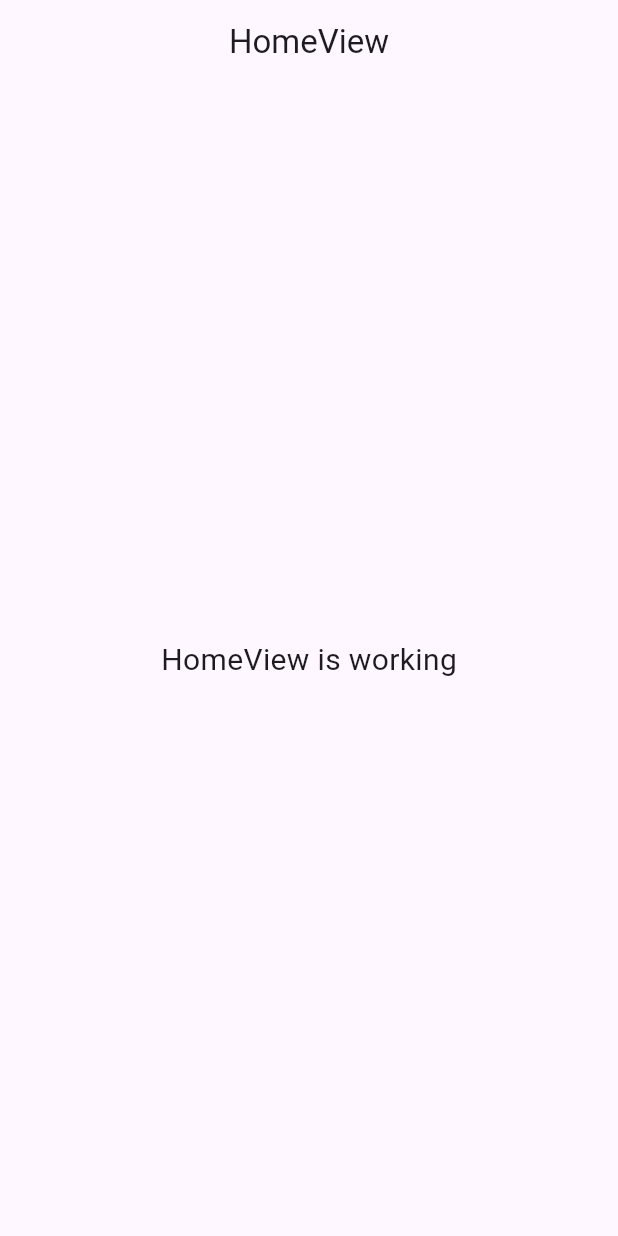
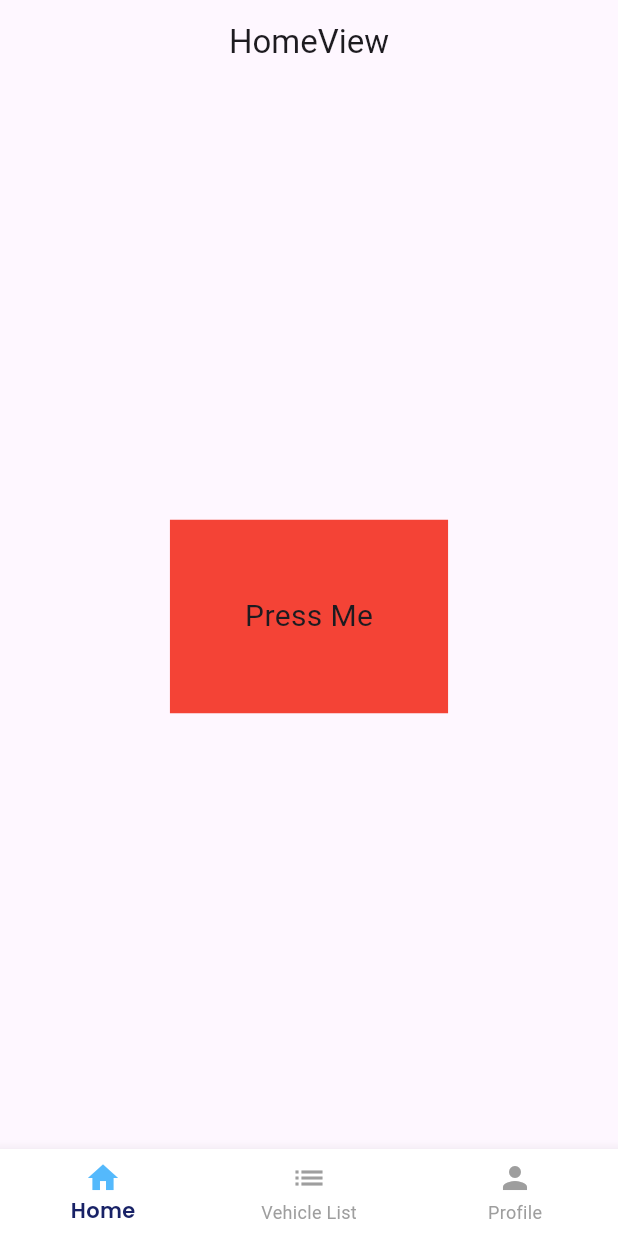
Before and after one commit to KP-DRI-2324-2/drivepulse, a Flutter app: the screen it shows after launch, on a phone screen of 412 x 824 dp. Run offline on Flutter 3.47's test engine with Material 3 defaults, Android fonts, the phone set to English and light mode, and no system bars; our stand-ins replace get, google_fonts.

Commit message:
feat: init main page

```diff
--- /dev/null
+++ b/lib/app/data/model/botnavbar_model.dart
@@ -0,0 +1,7 @@
+class BotNavBarModel {
+  int currentIndex = 0;
+
+  void changeIndex(int index) {
+    currentIndex = index;
+  }
+}
--- a/lib/app/modules/home/views/home_view.dart
+++ b/lib/app/modules/home/views/home_view.dart
@@ -1,11 +1,12 @@
 import 'package:flutter/material.dart';
+import 'package:flutter/widgets.dart';
 
 import 'package:get/get.dart';
 
 import '../controllers/home_controller.dart';
 
 class HomeView extends GetView<HomeController> {
-  const HomeView({Key? key}) : super(key: key);
+  const HomeView({super.key});
   @override
   Widget build(BuildContext context) {
     return Scaffold(
@@ -13,10 +14,20 @@ class HomeView extends GetView<HomeController> {
         title: const Text('HomeView'),
         centerTitle: true,
       ),
-      body: const Center(
-        child: Text(
-          'HomeView is working',
-          style: TextStyle(fontSize: 20),
+      body: Center(
+        child: GestureDetector(
+          onTap: () {
+            Get.changeTheme(
+                Get.isDarkMode ? ThemeData.dark() : ThemeData.light());
+          },
+          child: Container(
+            padding: const EdgeInsets.all(50.0),
+            color: Colors.red,
+            child: const Text(
+              'Press Me',
+              style: TextStyle(fontSize: 20),
+            ),
+          ),
         ),
       ),
     );
--- /dev/null
+++ b/lib/app/modules/main/controllers/main_controller.dart
@@ -0,0 +1,16 @@
+import 'package:drivepulse/app/data/model/botnavbar_model.dart';
+import 'package:get/get.dart';
+
+class MainController extends GetxController {
+  final BotNavBarModel bottomNavBarModel = BotNavBarModel();
+  var tabIndex = 0;
+
+  void changeTabIndex(int index) {
+    tabIndex = index;
+    update();
+  }
+
+  final count = 0.obs;
+
+  void increment() => count.value++;
+}
--- /dev/null
+++ b/lib/app/modules/main/views/main_view.dart
@@ -0,0 +1,39 @@
+import 'package:drivepulse/app/modules/home/views/home_view.dart';
+import 'package:drivepulse/app/modules/profile/views/profile_view.dart';
+import 'package:drivepulse/app/modules/vehiclelist/views/vehiclelist_view.dart';
+import 'package:drivepulse/app/shared/widgets/botnavbar_widget.dart';
+import 'package:flutter/material.dart';
+
+import 'package:get/get.dart';
+
+import '../controllers/main_controller.dart';
+
+// ignore: must_be_immutable
+class MainView extends GetView<MainController> {
+  var selectedIndex = 0.obs;
+
+  MainView({super.key});
+  @override
+  Widget build(BuildContext context) {
+    return GetBuilder<MainController>(
+      builder: (controller) {
+        return Scaffold(
+          body: Center(
+            child: IndexedStack(
+              index: controller.tabIndex,
+              children: const [
+                HomeView(),
+                VehiclelistView(),
+                ProfileView(),
+              ],
+            ),
+          ),
+          bottomNavigationBar: BotNavBarWidget(
+            currentIndex: controller.tabIndex,
+            onTap: controller.changeTabIndex,
+          ),
+        );
+      },
+    );
+  }
+}
--- a/lib/app/routes/app_routes.dart
+++ b/lib/app/routes/app_routes.dart
@@ -3,10 +3,16 @@ part of 'app_pages.dart';
 
 abstract class Routes {
   Routes._();
+  static const MAIN = _Paths.MAIN;
   static const HOME = _Paths.HOME;
+  static const VEHICLELIST = _Paths.VEHICLELIST;
+  static const PROFILE = _Paths.PROFILE;
 }
 
 abstract class _Paths {
   _Paths._();
+  static const MAIN = '/main';
   static const HOME = '/home';
+  static const VEHICLELIST = '/vehiclelist';
+  static const PROFILE = '/profile';
 }
--- /dev/null
+++ b/lib/app/shared/widgets/botnavbar_widget.dart
@@ -0,0 +1,67 @@
+import 'package:drivepulse/app/common/theme/fonts.dart';
+import 'package:drivepulse/app/common/theme/theme.dart';
+import 'package:flutter/material.dart';
+
+class BotNavBarWidget extends StatelessWidget {
+  final int currentIndex;
+  final Function(int) onTap;
+
+  const BotNavBarWidget({
+    super.key,
+    required this.currentIndex,
+    required this.onTap,
+  });
+
+  @override
+  Widget build(BuildContext context) {
+    return BottomNavigationBar(
+      selectedLabelStyle: semiBoldText14,
+      backgroundColor: Colors.white,
+      type: BottomNavigationBarType.fixed,
+      currentIndex: currentIndex,
+      onTap: onTap,
+      selectedItemColor: themeData.canvasColor,
+      unselectedItemColor: Colors.grey,
+      showSelectedLabels: true,
+      showUnselectedLabels: true,
+      items: [
+        BottomNavigationBarItem(
+          icon: const Icon(
+            Icons.home,
+            size: 24,
+          ),
+          activeIcon: Icon(
+            Icons.home,
+            size: 24,
+            color: themeData.primaryColor,
+          ),
+          label: 'Home',
+        ),
+        BottomNavigationBarItem(
+          icon: const Icon(
+            Icons.list,
+            size: 24,
+          ),
+          activeIcon: Icon(
+            Icons.list,
+            size: 24,
+            color: themeData.primaryColor,
+          ),
+          label: 'Vehicle List',
+        ),
+        BottomNavigationBarItem(
+          icon: const Icon(
+            Icons.person,
+            size: 24,
+          ),
+          activeIcon: Icon(
+            Icons.person,
+            size: 24,
+            color: themeData.primaryColor,
+          ),
+          label: 'Profile',
+        ),
+      ],
+    );
+  }
+}
```
Also changed, not shown: lib/app/modules/main/bindings/main_binding.dart (added, +12 -0 lines), lib/app/modules/profile/bindings/profile_binding.dart (added, +12 -0 lines), lib/app/modules/profile/controllers/profile_controller.dart (added, +23 -0 lines), lib/app/modules/profile/views/profile_view.dart (added, +24 -0 lines), lib/app/modules/vehiclelist/bindings/vehiclelist_binding.dart (added, +12 -0 lines), lib/app/modules/vehiclelist/controllers/vehiclelist_controller.dart (added, +23 -0 lines), lib/app/modules/vehiclelist/views/vehiclelist_view.dart (added, +24 -0 lines), lib/app/routes/app_pages.dart (+22 -1 lines).
